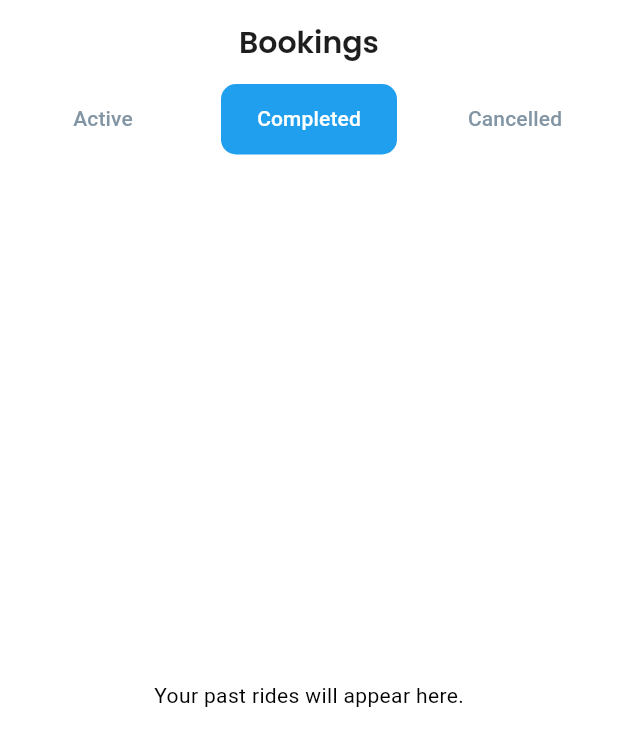
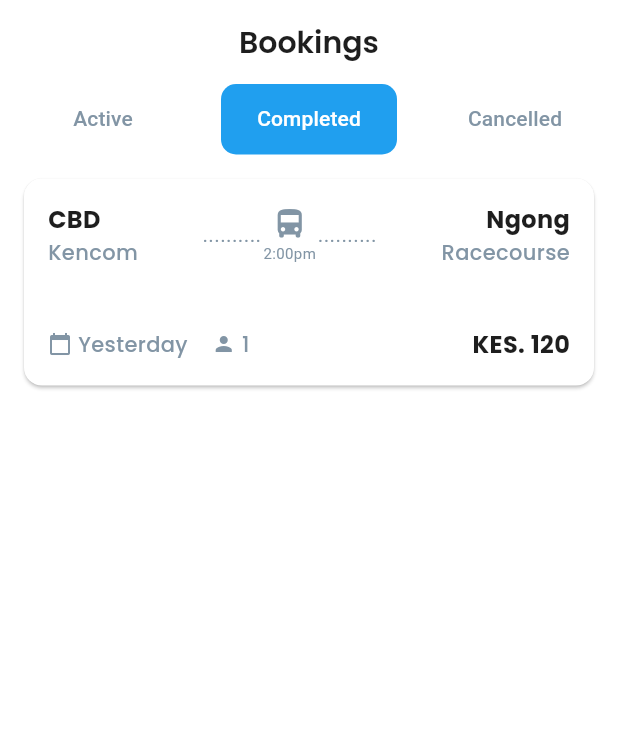
Before and after one commit to fredrickBO/TwendeBus, a Flutter app: the BookingsListScreen screen opened directly, tab 2 chosen, on a phone screen of 412 x 824 dp. Shown: the top 746 px of the screen. Run offline on Flutter 3.47's test engine with Material 3 defaults, Android fonts, the light colour scheme and no system bars; our stand-ins replace flutter_zoom_drawer, google_fonts.

Commit message:
Updated to complete UI

```diff
--- a/lib/features/booking/screens/bookings_list_screen.dart
+++ b/lib/features/booking/screens/bookings_list_screen.dart
@@ -85,6 +85,7 @@ class _BookingsListScreenState extends State<BookingsListScreen>
           date: "Today",
           passengerCount: "1",
           fare: "150",
+          isCancelled: false,
         ),
         BookingJourneyCard(
           startPoint: "Utawala",
@@ -95,6 +96,7 @@ class _BookingsListScreenState extends State<BookingsListScreen>
           date: "Tomorrow",
           passengerCount: "1",
           fare: "150",
+          isCancelled: false,
         ),
       ],
     );
@@ -102,7 +104,23 @@ class _BookingsListScreenState extends State<BookingsListScreen>
 
   // Helper widget for the "Completed" tab
   Widget _buildCompletedBookings() {
-    return const Center(child: Text("Your past rides will appear here."));
+    return ListView(
+      padding: const EdgeInsets.all(16.0),
+      children: const [
+        // This card will also be tappable to view past ride details
+        BookingJourneyCard(
+          startPoint: "CBD",
+          startStop: "Kencom",
+          endPoint: "Ngong",
+          endStop: "Racecourse",
+          time: "2:00pm",
+          date: "Yesterday",
+          passengerCount: "1",
+          fare: "120",
+          isCancelled: false, // isCancelled is false for completed rides
+        ),
+      ],
+    );
   }
 
   // Helper widget for the "Cancelled" tab, matching the design
--- a/lib/features/booking/screens/cancellation_success_screen.dart
+++ b/lib/features/booking/screens/cancellation_success_screen.dart
@@ -49,7 +49,11 @@ class CancellationSuccessScreen extends StatelessWidget {
             const SizedBox(height: 12),
             OutlinedButton(
               onPressed: () {
-                /* Could navigate to home screen */
+                Navigator.pushAndRemoveUntil(
+                  context,
+                  MaterialPageRoute(builder: (_) => const BottomNavBar()),
+                  (route) => false,
+                );
               },
               child: const Text("Book Another Ride"),
             ),
--- a/lib/features/booking/widgets/booking_journey_card.dart
+++ b/lib/features/booking/widgets/booking_journey_card.dart
@@ -31,7 +31,7 @@ class BookingJourneyCard extends StatelessWidget {
   Widget build(BuildContext context) {
     return GestureDetector(
       onTap: () {
-        if (isCancelled) {
+        if (!isCancelled) {
           Navigator.push(
             context,
             MaterialPageRoute(builder: (_) => const RideDetailsScreen()),
--- a/lib/features/wallet/screens/wallet_screen.dart
+++ b/lib/features/wallet/screens/wallet_screen.dart
@@ -1,6 +1,7 @@
 // lib/features/wallet/screens/wallet_screen.dart
 import 'package:flutter/material.dart';
 import 'package:twende_bus_ui/core/theme/app_theme.dart';
+import 'package:twende_bus_ui/features/wallet/screens/top_up_screen.dart';
 
 class WalletScreen extends StatelessWidget {
   const WalletScreen({super.key});
@@ -49,7 +50,10 @@ class WalletScreen extends StatelessWidget {
             alignment: Alignment.center,
             child: ElevatedButton.icon(
               onPressed: () {
-                /* This would trigger the M-Pesa top-up flow */
+                Navigator.push(
+                  context,
+                  MaterialPageRoute(builder: (_) => const TopUpScreen()),
+                );
               },
               icon: const Icon(Icons.add),
               label: const Text("Add Money"),
--- a/pubspec.yaml
+++ b/pubspec.yaml
@@ -32,6 +32,7 @@ dependencies:
     sdk: flutter
   google_fonts: ^6.2.1
   flutter_svg: ^2.0.10+1
+  flutter_zoom_drawer: ^3.1.1
 
   # The following adds the Cupertino Icons font to your application.
   # Use with the CupertinoIcons class for iOS style icons.
```
Also changed, not shown: lib/features/home/screens/home_screen.dart (+11 -3 lines), lib/shared/widgets/app_drawer.dart (+74 -18 lines), lib/shared/widgets/bottom_nav_bar.dart (+14 -1 lines), lib/shared/widgets/drawer_menu.dart (added, +39 -0 lines), pubspec.lock.
